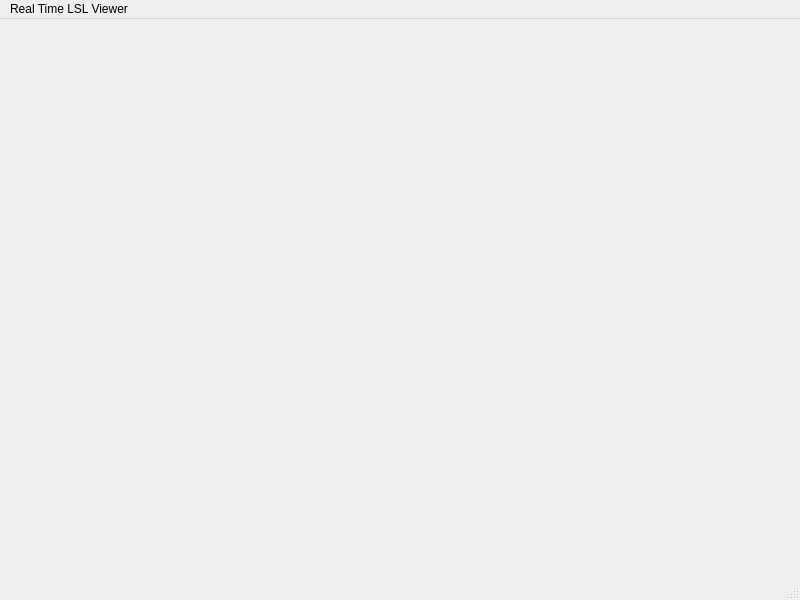
First picture: the form in plotting/Qt_LSL_Plotting/mainwindow.ui, repository es-ude/denspp.online, before the edit.
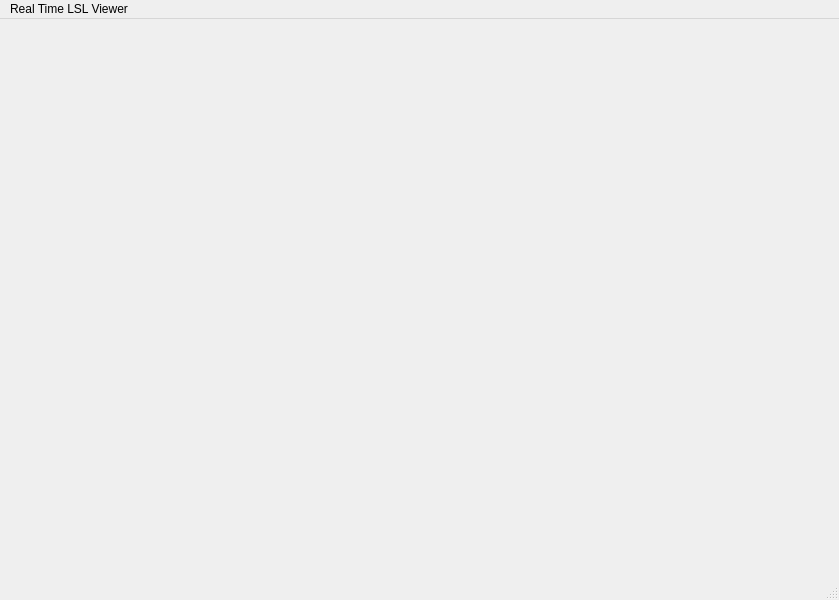
Second picture: the form after the edit.

```diff
--- a/plotting/Qt_LSL_Plotting/mainwindow.ui
+++ b/plotting/Qt_LSL_Plotting/mainwindow.ui
@@ -6,7 +6,7 @@
    <rect>
     <x>0</x>
     <y>0</y>
-    <width>800</width>
+    <width>839</width>
     <height>600</height>
    </rect>
   </property>
@@ -29,6 +29,11 @@
       <layout class="QGridLayout" name="gridLayout"/>
      </widget>
     </item>
+    <item>
+     <widget class="QFrame" name="spike_waves">
+      <layout class="QGridLayout" name="gridLayout_2"/>
+     </widget>
+    </item>
    </layout>
   </widget>
   <widget class="QMenuBar" name="menubar">
@@ -36,7 +41,7 @@
     <rect>
      <x>0</x>
      <y>0</y>
-     <width>800</width>
+     <width>839</width>
      <height>22</height>
     </rect>
    </property>
```
